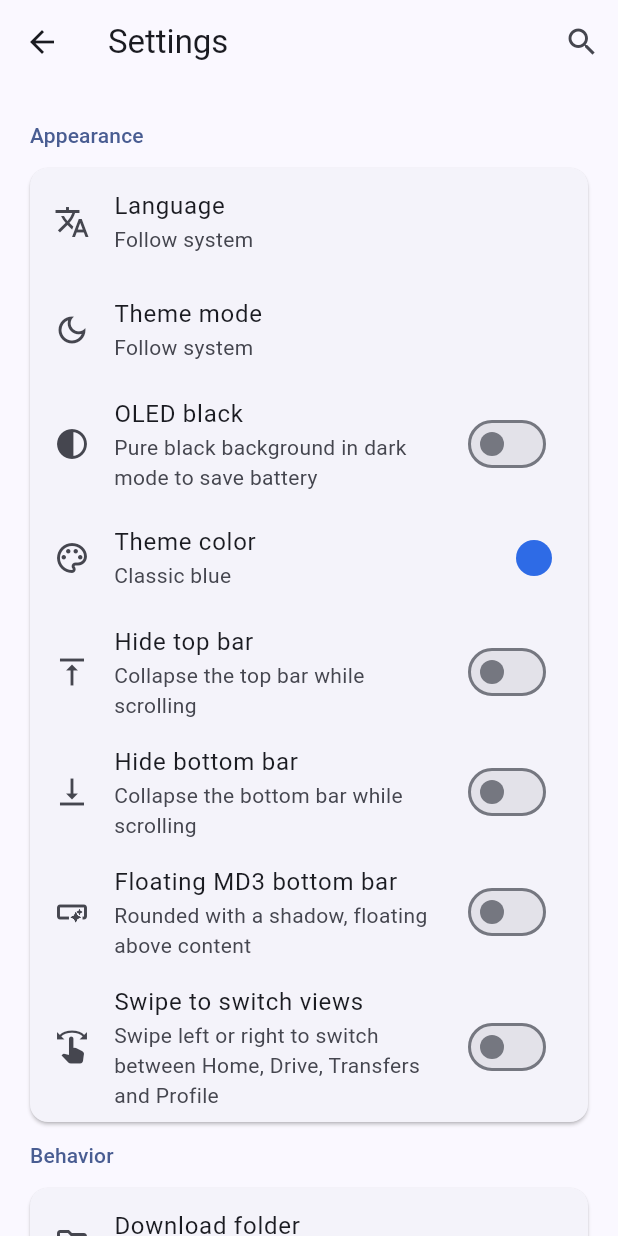
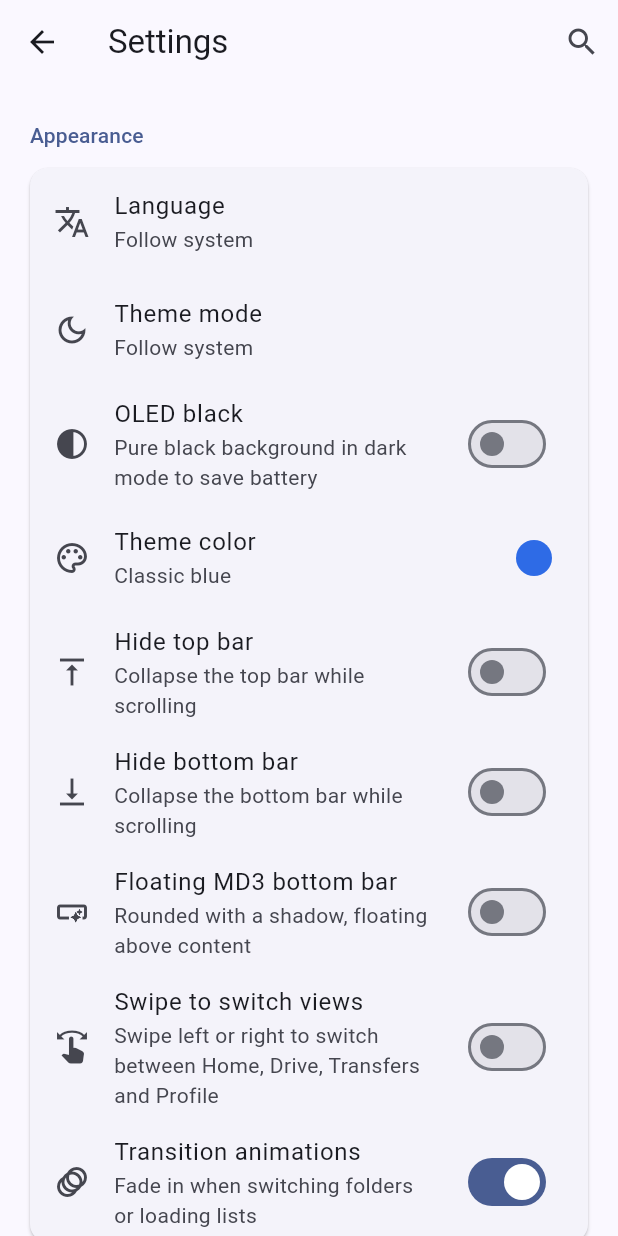
Before and after one commit to Tgaisen/LanCloud, a Flutter app: the SettingsPage screen opened directly, on a phone screen of 412 x 824 dp. Run offline on Flutter 3.47's test engine with Material 3 defaults, Android fonts, the phone set to English and light mode, and no system bars; our stand-ins replace dio, file_picker, flutter_secure_storage, open_filex, qr_flutter, shared_preferences and 1 more; missing offline and left inert: flutter_inappwebview; accounts and stored records are empty.

Commit message:
新增过渡动画开关：网盘页目录切换与列表出现错峰淡入动画，可在设置关闭；同步中英文案

```diff
--- a/lib/core/app_controller.dart
+++ b/lib/core/app_controller.dart
@@ -114,6 +114,11 @@ class AppController extends ChangeNotifier {
 
   Future<void> setFloatingNavBar(bool value) async {
     await settings.setFloatingNavBar(value);
+    notifyListeners();
+  }
+
+  Future<void> setTransitionAnimations(bool value) async {
+    await settings.setTransitionAnimations(value);
     notifyListeners();
   }
 
--- a/lib/core/data/settings_store.dart
+++ b/lib/core/data/settings_store.dart
@@ -23,6 +23,7 @@ class SettingsStore {
   static const _keyHideTopBar = 'hide_top_bar';
   static const _keyHideBottomBar = 'hide_bottom_bar';
   static const _keyFloatingNav = 'floating_nav_bar';
+  static const _keyTransitions = 'transition_animations';
 
   String? downloadDir;
   String language = 'system';
@@ -46,6 +47,8 @@ class SettingsStore {
   bool hideTopBar = false;
   bool hideBottomBar = false;
   bool floatingNavBar = false;
+  /// 目录切换与列表出现动画，关闭可减少低端设备掉帧。
+  bool transitionAnimations = true;
 
   Future<void> load() async {
     final prefs = await SharedPreferences.getInstance();
@@ -78,6 +81,7 @@ class SettingsStore {
     hideTopBar = prefs.getBool(_keyHideTopBar) ?? hideTopBar;
     hideBottomBar = prefs.getBool(_keyHideBottomBar) ?? hideBottomBar;
     floatingNavBar = prefs.getBool(_keyFloatingNav) ?? false;
+    transitionAnimations = prefs.getBool(_keyTransitions) ?? true;
   }
 
   Future<void> setHideTopBar(bool value) async {
@@ -96,6 +100,12 @@ class SettingsStore {
     floatingNavBar = value;
     final prefs = await SharedPreferences.getInstance();
     await prefs.setBool(_keyFloatingNav, value);
+  }
+
+  Future<void> setTransitionAnimations(bool value) async {
+    transitionAnimations = value;
+    final prefs = await SharedPreferences.getInstance();
+    await prefs.setBool(_keyTransitions, value);
   }
 
   Future<void> setSwipeTabs(bool value) async {
--- a/lib/l10n/app_en.arb
+++ b/lib/l10n/app_en.arb
@@ -124,6 +124,9 @@
   "swipeTabs": "Swipe to switch views",
   "swipeTabsSubtitle": "Swipe left or right to switch between Home, Drive, Transfers and Profile",
   "swipeTabsKeywords": "swipe gesture tab",
+  "transitionAnimations": "Transition animations",
+  "transitionAnimationsSubtitle": "Fade in when switching folders or loading lists",
+  "transitionAnimationsKeywords": "animation transition fade folder list",
   "downloadDir": "Download folder",
   "defaultDownloadDir": "Default (app documents/LanCloud)",
   "downloadDirKeywords": "download folder save location",
--- a/lib/l10n/app_localizations.dart
+++ b/lib/l10n/app_localizations.dart
@@ -842,6 +842,24 @@ abstract class AppLocalizations {
   /// **'滑动 手势 tab'**
   String get swipeTabsKeywords;
 
+  /// No description provided for @transitionAnimations.
+  ///
+  /// In zh, this message translates to:
+  /// **'过渡动画'**
+  String get transitionAnimations;
+
+  /// No description provided for @transitionAnimationsSubtitle.
+  ///
+  /// In zh, this message translates to:
+  /// **'目录切换与列表出现时的淡入动画'**
+  String get transitionAnimationsSubtitle;
+
+  /// No description provided for @transitionAnimationsKeywords.
+  ///
+  /// In zh, this message translates to:
+  /// **'动画 过渡 淡入 目录 列表'**
+  String get transitionAnimationsKeywords;
+
   /// No description provided for @downloadDir.
   ///
   /// In zh, this message translates to:
--- a/lib/l10n/app_localizations_en.dart
+++ b/lib/l10n/app_localizations_en.dart
@@ -410,6 +410,17 @@ class AppLocalizationsEn extends AppLocalizations {
 
   @override
   String get swipeTabsKeywords => 'swipe gesture tab';
+
+  @override
+  String get transitionAnimations => 'Transition animations';
+
+  @override
+  String get transitionAnimationsSubtitle =>
+      'Fade in when switching folders or loading lists';
+
+  @override
+  String get transitionAnimationsKeywords =>
+      'animation transition fade folder list';
 
   @override
   String get downloadDir => 'Download folder';
--- a/lib/l10n/app_zh.arb
+++ b/lib/l10n/app_zh.arb
@@ -170,6 +170,9 @@
   "swipeTabs": "横滑切换视图",
   "swipeTabsSubtitle": "左右滑动在首页/网盘/传输/我的之间切换",
   "swipeTabsKeywords": "滑动 手势 tab",
+  "transitionAnimations": "过渡动画",
+  "transitionAnimationsSubtitle": "目录切换与列表出现时的淡入动画",
+  "transitionAnimationsKeywords": "动画 过渡 淡入 目录 列表",
   "downloadDir": "下载目录",
   "defaultDownloadDir": "默认（应用文档目录/LanCloud）",
   "downloadDirKeywords": "下载 目录 保存位置",
--- a/lib/ui/settings_page.dart
+++ b/lib/ui/settings_page.dart
@@ -166,6 +166,20 @@ class _SettingsPageState extends State<SettingsPage> {
           subtitle: Text(context.l10n.swipeTabsSubtitle),
           value: app.settings.swipeTabs,
           onChanged: (value) => app.setSwipeTabs(value),
+        ),
+      ),
+      _Entry(
+        id: 'transition_animations',
+        title: l10n.transitionAnimations,
+        subtitle: l10n.transitionAnimationsSubtitle,
+        keywords: l10n.transitionAnimationsKeywords.split(' '),
+        category: 'appearance',
+        build: (context, app) => SwitchListTile(
+          secondary: const Icon(Icons.animation),
+          title: Text(context.l10n.transitionAnimations),
+          subtitle: Text(context.l10n.transitionAnimationsSubtitle),
+          value: app.settings.transitionAnimations,
+          onChanged: (value) => app.setTransitionAnimations(value),
         ),
       ),
       _Entry(
```
Also changed, not shown: lib/l10n/app_localizations_zh.dart (+9 -0 lines), lib/ui/drive_page.dart (+57 -4 lines), 1 other file.
